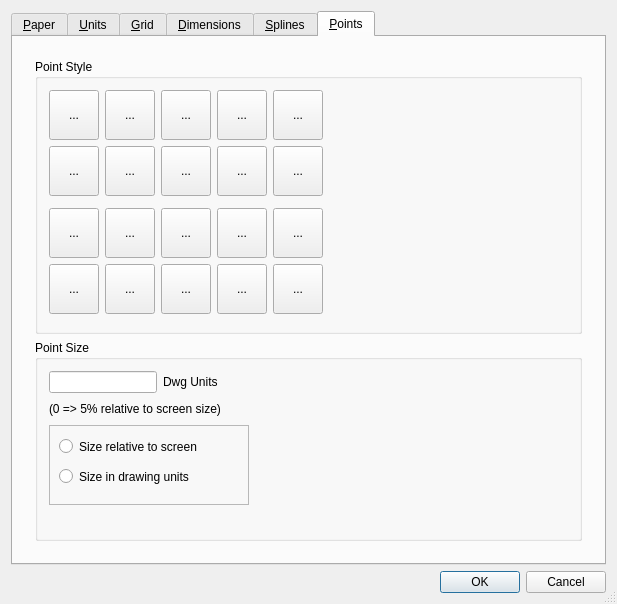
The window that librecad/src/ui/forms/qg_dlgoptionsdrawing.ui (pollywinters/LibreCAD) describes before a commit, drawn with Qt 5.
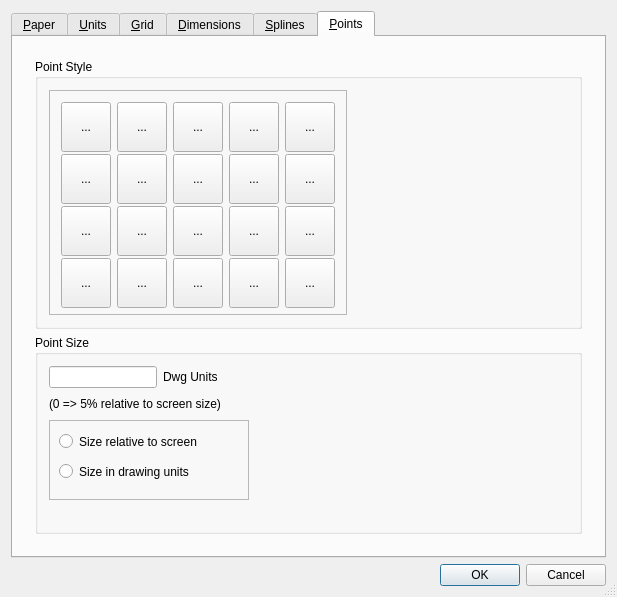
The same window after the commit. Icons and pictures are not drawn. Custom widgets are drawn as their Qt base class.

Commit message: WIP issue #960 Feature request - Ability to set the style of a POINT

```diff
--- a/librecad/src/ui/forms/qg_dlgoptionsdrawing.ui
+++ b/librecad/src/ui/forms/qg_dlgoptionsdrawing.ui
@@ -1692,142 +1692,32 @@
              <string>Point Style</string>
             </property>
             <layout class="QGridLayout" name="gridLayout_13">
-             <item row="4" column="0">
-              <widget class="QToolButton" name="bDotCircleSquare">
-               <property name="enabled">
-                <bool>true</bool>
-               </property>
+             <item row="0" column="2">
+              <widget class="QFrame" name="frame_2">
                <property name="minimumSize">
                 <size>
-                 <width>50</width>
-                 <height>50</height>
+                 <width>0</width>
+                 <height>200</height>
                 </size>
                </property>
-               <property name="text">
-                <string>...</string>
-               </property>
-               <property name="icon">
-                <iconset resource="../../../res/icons/icons.qrc">
-                 <normaloff>:/icons/point_dot_circle_square.svg</normaloff>:/icons/point_dot_circle_square.svg</iconset>
-               </property>
-               <property name="iconSize">
-                <size>
-                 <width>40</width>
-                 <height>40</height>
-                </size>
-               </property>
-               <property name="checkable">
-                <bool>true</bool>
-               </property>
-               <property name="autoExclusive">
-                <bool>true</bool>
-               </property>
-               <property name="popupMode">
-                <enum>QToolButton::InstantPopup</enum>
-               </property>
-               <property name="autoRaise">
-                <bool>false</bool>
-               </property>
-               <property name="arrowType">
-                <enum>Qt::NoArrow</enum>
-               </property>
-              </widget>
-             </item>
-             <item row="4" column="1">
-              <widget class="QToolButton" name="bBlankCircleSquare">
-               <property name="enabled">
-                <bool>true</bool>
-               </property>
-               <property name="minimumSize">
-                <size>
-                 <width>50</width>
-                 <height>50</height>
-                </size>
-               </property>
-               <property name="text">
-                <string>...</string>
-               </property>
-               <property name="icon">
-                <iconset resource="../../../res/icons/icons.qrc">
-                 <normaloff>:/icons/point_blank_circle_square.svg</normaloff>:/icons/point_blank_circle_square.svg</iconset>
-               </property>
-               <property name="iconSize">
-                <size>
-                 <width>40</width>
-                 <height>40</height>
-                </size>
-               </property>
-               <property name="checkable">
-                <bool>true</bool>
-               </property>
-               <property name="autoExclusive">
-                <bool>true</bool>
-               </property>
-               <property name="popupMode">
-                <enum>QToolButton::InstantPopup</enum>
-               </property>
-               <property name="autoRaise">
-                <bool>false</bool>
-               </property>
-               <property name="arrowType">
-                <enum>Qt::NoArrow</enum>
-               </property>
-              </widget>
-             </item>
-             <item row="0" column="5" rowspan="6">
-              <spacer name="horizontalSpacer_1">
-               <property name="orientation">
-                <enum>Qt::Horizontal</enum>
-               </property>
-               <property name="sizeHint" stdset="0">
+               <property name="maximumSize">
                 <size>
                  <width>300</width>
-                 <height>10</height>
+                 <height>16777215</height>
                 </size>
                </property>
-              </spacer>
-             </item>
-             <item row="1" column="0">
-              <widget class="QToolButton" name="bDotCircle">
-               <property name="enabled">
-                <bool>true</bool>
+               <property name="styleSheet">
+                <string notr="true">QToolButton::checked{
+    background: palette(dark);
+}</string>
                </property>
-               <property name="minimumSize">
-                <size>
-                 <width>50</width>
-                 <height>50</height>
-                </size>
+               <property name="frameShape">
+                <enum>QFrame::StyledPanel</enum>
                </property>
-               <property name="text">
-                <string>...</string>
+               <property name="frameShadow">
+                <enum>QFrame::Raised</enum>
                </property>
-               <property name="icon">
-                <iconset resource="../../../res/icons/icons.qrc">
-                 <normaloff>:/icons/point_dot_circle.svg</normaloff>:/icons/point_dot_circle.svg</iconset>
-               </property>
-               <property name="iconSize">
-                <size>
-                 <width>40</width>
-                 <height>40</height>
-                </size>
-               </property>
-               <property name="checkable">
-                <bool>true</bool>
-               </property>
-               <property name="autoExclusive">
-                <bool>true</bool>
-               </property>
-               <property name="popupMode">
-                <enum>QToolButton::InstantPopup</enum>
-               </property>
-               <property name="autoRaise">
-                <bool>false</bool>
-               </property>
-               <property name="arrowType">
-                <enum>Qt::NoArrow</enum>
-               </property>
-              </widget>
-             </item>
+               <layout class="QGridLayout" name="gridLayout_14">
              <item row="0" column="0">
               <widget class="QToolButton" name="bDot">
                <property name="enabled">
@@ -1869,6 +1759,82 @@
                </property>
               </widget>
              </item>
+                <item row="0" column="1">
+                 <widget class="QToolButton" name="bBlank">
+                  <property name="enabled">
+                   <bool>true</bool>
+                  </property>
+                  <property name="minimumSize">
+                   <size>
+                    <width>50</width>
+                    <height>50</height>
+                   </size>
+                  </property>
+                  <property name="focusPolicy">
+                   <enum>Qt::TabFocus</enum>
+                  </property>
+                  <property name="text">
+                   <string>...</string>
+                  </property>
+                  <property name="icon">
+                   <iconset resource="../../../res/icons/icons.qrc">
+                    <normaloff>:/icons/point_blank.svg</normaloff>:/icons/point_blank.svg</iconset>
+                  </property>
+                  <property name="iconSize">
+                   <size>
+                    <width>40</width>
+                    <height>40</height>
+                   </size>
+                  </property>
+                  <property name="checkable">
+                   <bool>true</bool>
+                  </property>
+                  <property name="autoExclusive">
+                   <bool>true</bool>
+                  </property>
+                 </widget>
+                </item>
+                <item row="0" column="2">
+                 <widget class="QToolButton" name="bPlus">
+                  <property name="enabled">
+                   <bool>true</bool>
+                  </property>
+                  <property name="minimumSize">
+                   <size>
+                    <width>50</width>
+                    <height>50</height>
+                   </size>
+                  </property>
+                  <property name="text">
+                   <string>...</string>
+                  </property>
+                  <property name="icon">
+                   <iconset resource="../../../res/icons/icons.qrc">
+                    <normaloff>:/icons/point_plus.svg</normaloff>:/icons/point_plus.svg</iconset>
+                  </property>
+                  <property name="iconSize">
+                   <size>
+                    <width>40</width>
+                    <height>40</height>
+                   </size>
+                  </property>
+                  <property name="checkable">
+                   <bool>true</bool>
+                  </property>
+                  <property name="autoExclusive">
+                   <bool>true</bool>
+                  </property>
+                  <property name="popupMode">
+                   <enum>QToolButton::DelayedPopup</enum>
+                  </property>
+                  <property name="autoRaise">
+                   <bool>false</bool>
+                  </property>
+                  <property name="arrowType">
+                   <enum>Qt::NoArrow</enum>
+                  </property>
+                 </widget>
+                </item>
              <item row="0" column="3">
               <widget class="QToolButton" name="bCross">
                <property name="enabled">
@@ -1910,8 +1876,8 @@
                </property>
               </widget>
              </item>
-             <item row="3" column="1">
-              <widget class="QToolButton" name="bBlankSquare">
+                <item row="0" column="4">
+                 <widget class="QToolButton" name="bTick">
                <property name="enabled">
                 <bool>true</bool>
                </property>
@@ -1926,7 +1892,130 @@
                </property>
                <property name="icon">
                 <iconset resource="../../../res/icons/icons.qrc">
-                 <normaloff>:/icons/point_blank_square.svg</normaloff>:/icons/point_blank_square.svg</iconset>
+                    <normaloff>:/icons/point_tick.svg</normaloff>:/icons/point_tick.svg</iconset>
+                  </property>
+                  <property name="iconSize">
+                   <size>
+                    <width>40</width>
+                    <height>40</height>
+                   </size>
+                  </property>
+                  <property name="checkable">
+                   <bool>true</bool>
+                  </property>
+                  <property name="autoExclusive">
+                   <bool>true</bool>
+                  </property>
+                  <property name="popupMode">
+                   <enum>QToolButton::DelayedPopup</enum>
+                  </property>
+                  <property name="autoRaise">
+                   <bool>false</bool>
+                  </property>
+                  <property name="arrowType">
+                   <enum>Qt::NoArrow</enum>
+                  </property>
+                 </widget>
+                </item>
+                <item row="1" column="0">
+                 <widget class="QToolButton" name="bDotCircle">
+                  <property name="enabled">
+                   <bool>true</bool>
+                  </property>
+                  <property name="minimumSize">
+                   <size>
+                    <width>50</width>
+                    <height>50</height>
+                   </size>
+                  </property>
+                  <property name="text">
+                   <string>...</string>
+                  </property>
+                  <property name="icon">
+                   <iconset resource="../../../res/icons/icons.qrc">
+                    <normaloff>:/icons/point_dot_circle.svg</normaloff>:/icons/point_dot_circle.svg</iconset>
+                  </property>
+                  <property name="iconSize">
+                   <size>
+                    <width>40</width>
+                    <height>40</height>
+                   </size>
+                  </property>
+                  <property name="checkable">
+                   <bool>true</bool>
+                  </property>
+                  <property name="autoExclusive">
+                   <bool>true</bool>
+                  </property>
+                  <property name="popupMode">
+                   <enum>QToolButton::InstantPopup</enum>
+                  </property>
+                  <property name="autoRaise">
+                   <bool>false</bool>
+                  </property>
+                  <property name="arrowType">
+                   <enum>Qt::NoArrow</enum>
+                  </property>
+                 </widget>
+                </item>
+                <item row="1" column="1">
+                 <widget class="QToolButton" name="bBlankCircle">
+                  <property name="enabled">
+                   <bool>true</bool>
+                  </property>
+                  <property name="minimumSize">
+                   <size>
+                    <width>50</width>
+                    <height>50</height>
+                   </size>
+                  </property>
+                  <property name="text">
+                   <string>...</string>
+                  </property>
+                  <property name="icon">
+                   <iconset resource="../../../res/icons/icons.qrc">
+                    <normaloff>:/icons/point_blank_circle.svg</normaloff>:/icons/point_blank_circle.svg</iconset>
+                  </property>
+                  <property name="iconSize">
+                   <size>
+                    <width>40</width>
+                    <height>40</height>
+                   </size>
+                  </property>
+                  <property name="checkable">
+                   <bool>true</bool>
+                  </property>
+                  <property name="autoExclusive">
+                   <bool>true</bool>
+                  </property>
+                  <property name="popupMode">
+                   <enum>QToolButton::InstantPopup</enum>
+                  </property>
+                  <property name="autoRaise">
+                   <bool>false</bool>
+                  </property>
+                  <property name="arrowType">
+                   <enum>Qt::NoArrow</enum>
+                  </property>
+                 </widget>
+                </item>
+                <item row="1" column="2">
+                 <widget class="QToolButton" name="bPlusCircle">
+                  <property name="enabled">
+                   <bool>true</bool>
+                  </property>
+                  <property name="minimumSize">
+                   <size>
+                    <width>50</width>
+                    <height>50</height>
+                   </size>
+                  </property>
+                  <property name="text">
+                   <string>...</string>
+                  </property>
+                  <property name="icon">
+                   <iconset resource="../../../res/icons/icons.qrc">
+                    <normaloff>:/icons/point_plus_circle.svg</normaloff>:/icons/point_plus_circle.svg</iconset>
                </property>
                <property name="iconSize">
                 <size>
@@ -1992,7 +2081,130 @@
                </property>
               </widget>
              </item>
-             <item row="3" column="2">
+                <item row="1" column="4">
+                 <widget class="QToolButton" name="bTickCircle">
+                  <property name="enabled">
+                   <bool>true</bool>
+                  </property>
+                  <property name="minimumSize">
+                   <size>
+                    <width>50</width>
+                    <height>50</height>
+                   </size>
+                  </property>
+                  <property name="text">
+                   <string>...</string>
+                  </property>
+                  <property name="icon">
+                   <iconset resource="../../../res/icons/icons.qrc">
+                    <normaloff>:/icons/point_tick_circle.svg</normaloff>:/icons/point_tick_circle.svg</iconset>
+                  </property>
+                  <property name="iconSize">
+                   <size>
+                    <width>40</width>
+                    <height>40</height>
+                   </size>
+                  </property>
+                  <property name="checkable">
+                   <bool>true</bool>
+                  </property>
+                  <property name="autoExclusive">
+                   <bool>true</bool>
+                  </property>
+                  <property name="popupMode">
+                   <enum>QToolButton::InstantPopup</enum>
+                  </property>
+                  <property name="autoRaise">
+                   <bool>false</bool>
+                  </property>
+                  <property name="arrowType">
+                   <enum>Qt::NoArrow</enum>
+                  </property>
+                 </widget>
+                </item>
+                <item row="2" column="0">
+                 <widget class="QToolButton" name="bDotSquare">
+                  <property name="enabled">
+                   <bool>true</bool>
+                  </property>
+                  <property name="minimumSize">
+                   <size>
+                    <width>50</width>
+                    <height>50</height>
+                   </size>
+                  </property>
+                  <property name="text">
+                   <string>...</string>
+                  </property>
+                  <property name="icon">
+                   <iconset resource="../../../res/icons/icons.qrc">
+                    <normaloff>:/icons/point_dot_square.svg</normaloff>:/icons/point_dot_square.svg</iconset>
+                  </property>
+                  <property name="iconSize">
+                   <size>
+                    <width>40</width>
+                    <height>40</height>
+                   </size>
+                  </property>
+                  <property name="checkable">
+                   <bool>true</bool>
+                  </property>
+                  <property name="autoExclusive">
+                   <bool>true</bool>
+                  </property>
+                  <property name="popupMode">
+                   <enum>QToolButton::InstantPopup</enum>
+                  </property>
+                  <property name="autoRaise">
+                   <bool>false</bool>
+                  </property>
+                  <property name="arrowType">
+                   <enum>Qt::NoArrow</enum>
+                  </property>
+                 </widget>
+                </item>
+                <item row="2" column="1">
+                 <widget class="QToolButton" name="bBlankSquare">
+                  <property name="enabled">
+                   <bool>true</bool>
+                  </property>
+                  <property name="minimumSize">
+                   <size>
+                    <width>50</width>
+                    <height>50</height>
+                   </size>
+                  </property>
+                  <property name="text">
+                   <string>...</string>
+                  </property>
+                  <property name="icon">
+                   <iconset resource="../../../res/icons/icons.qrc">
+                    <normaloff>:/icons/point_blank_square.svg</normaloff>:/icons/point_blank_square.svg</iconset>
+                  </property>
+                  <property name="iconSize">
+                   <size>
+                    <width>40</width>
+                    <height>40</height>
+                   </size>
+                  </property>
+                  <property name="checkable">
+                   <bool>true</bool>
+                  </property>
+                  <property name="autoExclusive">
+                   <bool>true</bool>
+                  </property>
+                  <property name="popupMode">
+                   <enum>QToolButton::InstantPopup</enum>
+                  </property>
+                  <property name="autoRaise">
+                   <bool>false</bool>
+                  </property>
+                  <property name="arrowType">
+                   <enum>Qt::NoArrow</enum>
+                  </property>
+                 </widget>
+                </item>
+                <item row="2" column="2">
               <widget class="QToolButton" name="bPlusSquare">
                <property name="enabled">
                 <bool>true</bool>
@@ -2033,48 +2245,7 @@
                </property>
               </widget>
              </item>
-             <item row="0" column="2">
-              <widget class="QToolButton" name="bPlus">
-               <property name="enabled">
-                <bool>true</bool>
-               </property>
-               <property name="minimumSize">
-                <size>
-                 <width>50</width>
-                 <height>50</height>
-                </size>
-               </property>
-               <property name="text">
-                <string>...</string>
-               </property>
-               <property name="icon">
-                <iconset resource="../../../res/icons/icons.qrc">
-                 <normaloff>:/icons/point_plus.svg</normaloff>:/icons/point_plus.svg</iconset>
-               </property>
-               <property name="iconSize">
-                <size>
-                 <width>40</width>
-                 <height>40</height>
-                </size>
-               </property>
-               <property name="checkable">
-                <bool>true</bool>
-               </property>
-               <property name="autoExclusive">
-                <bool>true</bool>
-               </property>
-               <property name="popupMode">
-                <enum>QToolButton::DelayedPopup</enum>
-               </property>
-               <property name="autoRaise">
-                <bool>false</bool>
-               </property>
-               <property name="arrowType">
-                <enum>Qt::NoArrow</enum>
-               </property>
-              </widget>
-             </item>
-             <item row="3" column="3">
+                <item row="2" column="3">
               <widget class="QToolButton" name="bCrossSquare">
                <property name="enabled">
                 <bool>true</bool>
@@ -2115,89 +2286,7 @@
                </property>
               </widget>
              </item>
-             <item row="4" column="3">
-              <widget class="QToolButton" name="bCrossCircleSquare">
-               <property name="enabled">
-                <bool>true</bool>
-               </property>
-               <property name="minimumSize">
-                <size>
-                 <width>50</width>
-                 <height>50</height>
-                </size>
-               </property>
-               <property name="text">
-                <string>...</string>
-               </property>
-               <property name="icon">
-                <iconset resource="../../../res/icons/icons.qrc">
-                 <normaloff>:/icons/point_cross_circle_square.svg</normaloff>:/icons/point_cross_circle_square.svg</iconset>
-               </property>
-               <property name="iconSize">
-                <size>
-                 <width>40</width>
-                 <height>40</height>
-                </size>
-               </property>
-               <property name="checkable">
-                <bool>true</bool>
-               </property>
-               <property name="autoExclusive">
-                <bool>true</bool>
-               </property>
-               <property name="popupMode">
-                <enum>QToolButton::InstantPopup</enum>
-               </property>
-               <property name="autoRaise">
-                <bool>false</bool>
-               </property>
-               <property name="arrowType">
-                <enum>Qt::NoArrow</enum>
-               </property>
-              </widget>
-             </item>
-             <item row="1" column="1">
-              <widget class="QToolButton" name="bBlankCircle">
-               <property name="enabled">
-                <bool>true</bool>
-               </property>
-               <property name="minimumSize">
-                <size>
-                 <width>50</width>
-                 <height>50</height>
-                </size>
-               </property>
-               <property name="text">
-                <string>...</string>
-               </property>
-               <property name="icon">
-                <iconset resource="../../../res/icons/icons.qrc">
-                 <normaloff>:/icons/point_blank_circle.svg</normaloff>:/icons/point_blank_circle.svg</iconset>
-               </property>
-               <property name="iconSize">
-                <size>
-                 <width>40</width>
-                 <height>40</height>
-                </size>
-               </property>
-               <property name="checkable">
-                <bool>true</bool>
-               </property>
-               <property name="autoExclusive">
-                <bool>true</bool>
-               </property>
-               <property name="popupMode">
-                <enum>QToolButton::InstantPopup</enum>
-               </property>
-               <property name="autoRaise">
-                <bool>false</bool>
-               </property>
-               <property name="arrowType">
-                <enum>Qt::NoArrow</enum>
-               </property>
-              </widget>
-             </item>
-             <item row="3" column="4">
+                <item row="2" column="4">
               <widget class="QToolButton" name="bTickSquare">
                <property name="enabled">
                 <bool>true</bool>
@@ -2238,7 +2327,89 @@
                </property>
               </widget>
              </item>
-             <item row="4" column="2">
+                <item row="3" column="0">
+                 <widget class="QToolButton" name="bDotCircleSquare">
+                  <property name="enabled">
+                   <bool>true</bool>
+                  </property>
+                  <property name="minimumSize">
+                   <size>
+                    <width>50</width>
+                    <height>50</height>
+                   </size>
+                  </property>
+                  <property name="text">
+                   <string>...</string>
+                  </property>
+                  <property name="icon">
+                   <iconset resource="../../../res/icons/icons.qrc">
+                    <normaloff>:/icons/point_dot_circle_square.svg</normaloff>:/icons/point_dot_circle_square.svg</iconset>
+                  </property>
+                  <property name="iconSize">
+                   <size>
+                    <width>40</width>
+                    <height>40</height>
+                   </size>
+                  </property>
+                  <property name="checkable">
+                   <bool>true</bool>
+                  </property>
+                  <property name="autoExclusive">
+                   <bool>true</bool>
+                  </property>
+                  <property name="popupMode">
+                   <enum>QToolButton::InstantPopup</enum>
+                  </property>
+                  <property name="autoRaise">
+                   <bool>false</bool>
+                  </property>
+                  <property name="arrowType">
+                   <enum>Qt::NoArrow</enum>
+                  </property>
+                 </widget>
+                </item>
+                <item row="3" column="1">
+                 <widget class="QToolButton" name="bBlankCircleSquare">
+                  <property name="enabled">
+                   <bool>true</bool>
+                  </property>
+                  <property name="minimumSize">
+                   <size>
+                    <width>50</width>
+                    <height>50</height>
+                   </size>
+                  </property>
+                  <property name="text">
+                   <string>...</string>
+                  </property>
+                  <property name="icon">
+                   <iconset resource="../../../res/icons/icons.qrc">
+                    <normaloff>:/icons/point_blank_circle_square.svg</normaloff>:/icons/point_blank_circle_square.svg</iconset>
+                  </property>
+                  <property name="iconSize">
+                   <size>
+                    <width>40</width>
+                    <height>40</height>
+                   </size>
+                  </property>
+                  <property name="checkable">
+                   <bool>true</bool>
+                  </property>
+                  <property name="autoExclusive">
+                   <bool>true</bool>
+                  </property>
+                  <property name="popupMode">
+                   <enum>QToolButton::InstantPopup</enum>
+                  </property>
+                  <property name="autoRaise">
+                   <bool>false</bool>
+                  </property>
+                  <property name="arrowType">
+                   <enum>Qt::NoArrow</enum>
+                  </property>
+                 </widget>
+                </item>
+                <item row="3" column="2">
               <widget class="QToolButton" name="bPlusCircleSquare">
                <property name="enabled">
                 <bool>true</bool>
@@ -2279,8 +2450,8 @@
                </property>
               </widget>
              </item>
-             <item row="1" column="4">
-              <widget class="QToolButton" name="bTickCircle">
+                <item row="3" column="3">
+                 <widget class="QToolButton" name="bCrossCircleSquare">
                <property name="enabled">
                 <bool>true</bool>
                </property>
@@ -2320,83 +2491,7 @@
                </property>
               </widget>
              </item>
-             <item row="0" column="1">
-              <widget class="QToolButton" name="bBlank">
-               <property name="enabled">
-                <bool>true</bool>
-               </property>
-               <property name="minimumSize">
-                <size>
-                 <width>50</width>
-                 <height>50</height>
-                </size>
-               </property>
-               <property name="focusPolicy">
-                <enum>Qt::TabFocus</enum>
-               </property>
-               <property name="text">
-                <string>...</string>
-               </property>
-               <property name="icon">
-                <iconset resource="../../../res/icons/icons.qrc">
-                 <normaloff>:/icons/point_blank.svg</normaloff>:/icons/point_blank.svg</iconset>
-               </property>
-               <property name="iconSize">
-                <size>
-                 <width>40</width>
-                 <height>40</height>
-                </size>
-               </property>
-               <property name="checkable">
-                <bool>true</bool>
-               </property>
-               <property name="autoExclusive">
-                <bool>true</bool>
-               </property>
-              </widget>
-             </item>
-             <item row="3" column="0">
-              <widget class="QToolButton" name="bDotSquare">
-               <property name="enabled">
-                <bool>true</bool>
-               </property>
-               <property name="minimumSize">
-                <size>
-                 <width>50</width>
-                 <height>50</height>
-                </size>
-               </property>
-               <property name="text">
-                <string>...</string>
-               </property>
-               <property name="icon">
-                <iconset resource="../../../res/icons/icons.qrc">
-                 <normaloff>:/icons/point_dot_square.svg</normaloff>:/icons/point_dot_square.svg</iconset>
-               </property>
-               <property name="iconSize">
-                <size>
-                 <width>40</width>
-                 <height>40</height>
-                </size>
-               </property>
-               <property name="checkable">
-                <bool>true</bool>
-               </property>
-               <property name="autoExclusive">
-                <bool>true</bool>
-               </property>
-               <property name="popupMode">
-                <enum>QToolButton::InstantPopup</enum>
-               </property>
-               <property name="autoRaise">
-                <bool>false</bool>
-               </property>
-               <property name="arrowType">
-                <enum>Qt::NoArrow</enum>
-               </property>
-              </widget>
-             </item>
-             <item row="4" column="4">
+                <item row="3" column="4">
               <widget class="QToolButton" name="bTickCircleSquare">
                <property name="enabled">
                 <bool>true</bool>
@@ -2437,87 +2532,21 @@
                </property>
               </widget>
              </item>
-             <item row="1" column="2">
-              <widget class="QToolButton" name="bPlusCircle">
-               <property name="enabled">
-                <bool>true</bool>
-               </property>
-               <property name="minimumSize">
-                <size>
-                 <width>50</width>
-                 <height>50</height>
-                </size>
-               </property>
-               <property name="text">
-                <string>...</string>
-               </property>
-               <property name="icon">
-                <iconset resource="../../../res/icons/icons.qrc">
-                 <normaloff>:/icons/point_plus_circle.svg</normaloff>:/icons/point_plus_circle.svg</iconset>
-               </property>
-               <property name="iconSize">
-                <size>
-                 <width>40</width>
-                 <height>40</height>
-                </size>
-               </property>
-               <property name="checkable">
-                <bool>true</bool>
-               </property>
-               <property name="autoExclusive">
-                <bool>true</bool>
-               </property>
-               <property name="popupMode">
-                <enum>QToolButton::InstantPopup</enum>
-               </property>
-               <property name="autoRaise">
-                <bool>false</bool>
-               </property>
-               <property name="arrowType">
-                <enum>Qt::NoArrow</enum>
-               </property>
+               </layout>
               </widget>
              </item>
-             <item row="0" column="4">
-              <widget class="QToolButton" name="bTick">
-               <property name="enabled">
-                <bool>true</bool>
+             <item row="0" column="3">
+              <spacer name="horizontalSpacer_6">
+               <property name="orientation">
+                <enum>Qt::Horizontal</enum>
                </property>
-               <property name="minimumSize">
-                <size>
-                 <width>50</width>
-                 <height>50</height>
-                </size>
-               </property>
-               <property name="text">
-                <string>...</string>
-               </property>
-               <property name="icon">
-                <iconset resource="../../../res/icons/icons.qrc">
-                 <normaloff>:/icons/point_tick.svg</normaloff>:/icons/point_tick.svg</iconset>
-               </property>
-               <property name="iconSize">
+               <property name="sizeHint" stdset="0">
                 <size>
                  <width>40</width>
-                 <height>40</height>
+                 <height>20</height>
                 </size>
                </property>
-               <property name="checkable">
-                <bool>true</bool>
-               </property>
-               <property name="autoExclusive">
-                <bool>true</bool>
-               </property>
-               <property name="popupMode">
-                <enum>QToolButton::DelayedPopup</enum>
-               </property>
-               <property name="autoRaise">
-                <bool>false</bool>
-               </property>
-               <property name="arrowType">
-                <enum>Qt::NoArrow</enum>
-               </property>
-              </widget>
+              </spacer>
              </item>
             </layout>
            </widget>
```
Left out of the diff: 120 changed lines with no effect on the pictures. Lines whose indentation alone changed are shown as unchanged. The commit also changes 2 other files.
